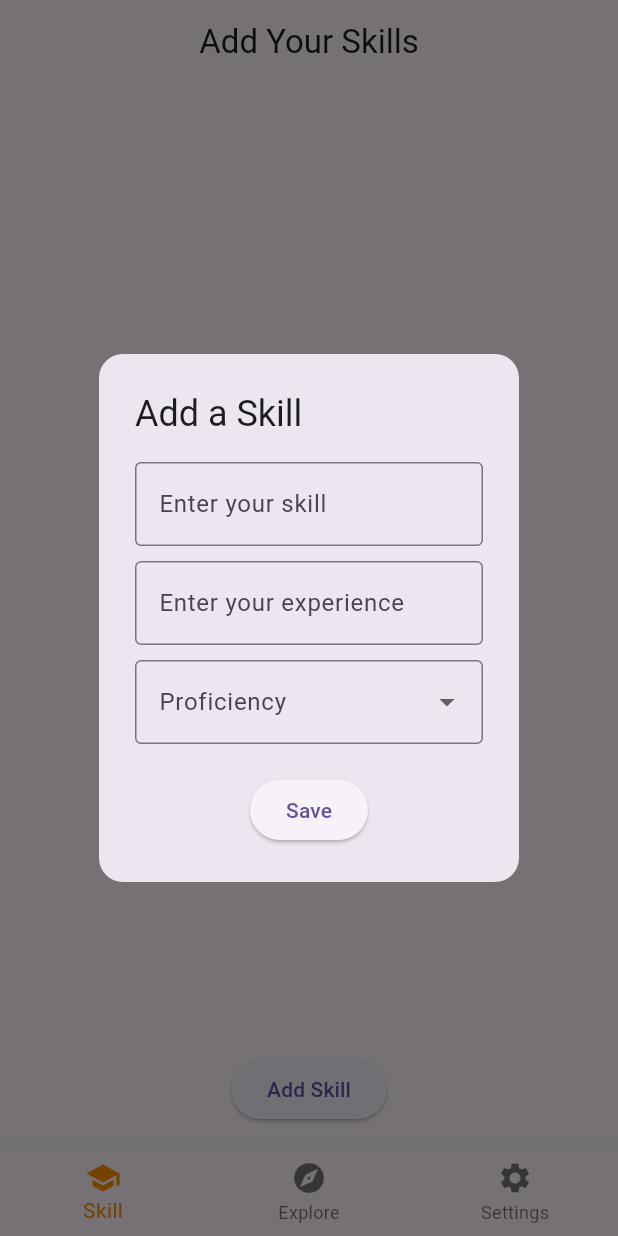
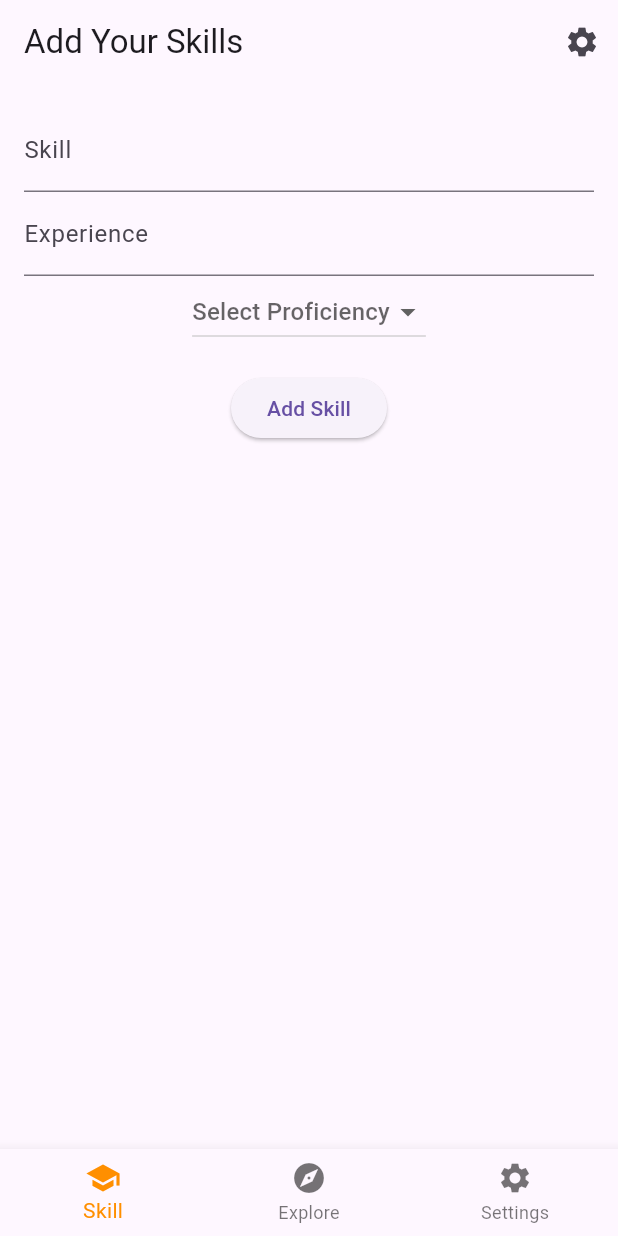
Before and after one commit to aminafayaz/SkillNova, a Flutter app: the screen it shows after launch, after a tap on "Add Skill", on a phone screen of 412 x 824 dp. Run offline on Flutter 3.47's test engine with Material 3 defaults, Android fonts, the phone set to English and light mode, and no system bars; our stand-ins replace firebase_auth, firebase_core; accounts and stored records are empty.

Commit message:
skillpage upgraded

```diff
--- a/skillnova_frontend/lib/skillpage.dart
+++ b/skillnova_frontend/lib/skillpage.dart
@@ -26,73 +26,11 @@ class _SkillPageState extends State<SkillPage> {
           'experience': experience,
           'proficiency': proficiency,
         });
-      });
-
         _skillController.clear();
         _experienceController.clear();
         _selectedProficiency = null;
+      });
     }
-  }
-
-  void _showAddSkillDialog(BuildContext context) {
-    showDialog(
-      context: context,
-      builder: (BuildContext context) {
-        return AlertDialog(
-          shape: RoundedRectangleBorder(
-            borderRadius: BorderRadius.circular(16),
-          ),
-          title: Text('Add a Skill'),
-          content: Column(
-            mainAxisSize: MainAxisSize.min,
-            children: [
-              TextField(
-                controller: _skillController,
-                decoration: InputDecoration(
-                  labelText: 'Enter your skill',
-                  border: OutlineInputBorder(),
-                ),
-              ),
-              SizedBox(height: 10),
-              TextField(
-                controller: _experienceController,
-                decoration: InputDecoration(
-                  labelText: 'Enter your experience',
-                  border: OutlineInputBorder(),
-                ),
-              ),
-              SizedBox(height: 10),
-              DropdownButtonFormField<String>(
-                value: _selectedProficiency,
-                decoration: InputDecoration(
-                  labelText: 'Proficiency',
-                  border: OutlineInputBorder(),
-                ),
-                items: _proficiencyOptions.map((String value) {
-                  return DropdownMenuItem<String>(
-                    value: value,
-                    child: Text(value),
-                  );
-                }).toList(),
-                onChanged: (newValue) {
-                  setState(() {
-                    _selectedProficiency = newValue;
-                  });
-                },
-              ),
-              SizedBox(height: 20),
-              ElevatedButton(
-                onPressed: () {
-                  _addSkill();
-                  Navigator.of(context).pop();
-                },
-                child: Text('Save'),
-              ),
-            ],
-          ),
-        );
-      },
-    );
   }
 
   @override
@@ -100,30 +38,62 @@ class _SkillPageState extends State<SkillPage> {
     return Scaffold(
       appBar: AppBar(
         title: Text('Add Your Skills'),
-        centerTitle: true,
+        actions: [
+          IconButton(
+            icon: Icon(Icons.settings),
+            onPressed: () {
+              // Handle settings icon press
+            },
           ),
-      body: Column(
+        ],
+      ),
+      body: Padding(
+        padding: const EdgeInsets.all(16.0),
+        child: Column(
           children: [
-          // Show the list of added skills
+            TextField(
+              controller: _skillController,
+              decoration: InputDecoration(labelText: 'Skill'),
+            ),
+            TextField(
+              controller: _experienceController,
+              decoration: InputDecoration(labelText: 'Experience'),
+            ),
+            DropdownButton<String>(
+              value: _selectedProficiency,
+              hint: Text('Select Proficiency'),
+              onChanged: (String? newValue) {
+                setState(() {
+                  _selectedProficiency = newValue;
+                });
+              },
+              items: _proficiencyOptions.map<DropdownMenuItem<String>>((String value) {
+                return DropdownMenuItem<String>(
+                  value: value,
+                  child: Text(value),
+                );
+              }).toList(),
+            ),
+            SizedBox(height: 16),
+            ElevatedButton(
+              onPressed: _addSkill,
+              child: Text('Add Skill'),
+            ),
+            SizedBox(height: 16),
             Expanded(
               child: ListView.builder(
                 itemCount: _skills.length,
-              itemBuilder: (context, index) => ListTile(
-                leading: Icon(Icons.check),
-                title: Text(_skills[index]['skill']!),
-                subtitle: Text(
-                    'Experience: ${_skills[index]['experience']} years, Proficiency: ${_skills[index]['proficiency']}'),
+                itemBuilder: (context, index) {
+                  final skill = _skills[index];
+                  return ListTile(
+                    title: Text(skill['skill']!),
+                    subtitle: Text('Experience: ${skill['experience']} - Proficiency: ${skill['proficiency']}'),
+                  );
+                },
               ),
             ),
+          ],
         ),
-          SizedBox(height: 16),
-          // Button to open overlay
-          ElevatedButton(
-            onPressed: () => _showAddSkillDialog(context),
-            child: Text('Add Skill'),
-          ),
-          SizedBox(height: 16),
-        ],
       ),
     );
   }
```
Lines whose indentation alone changed are shown as unchanged.
